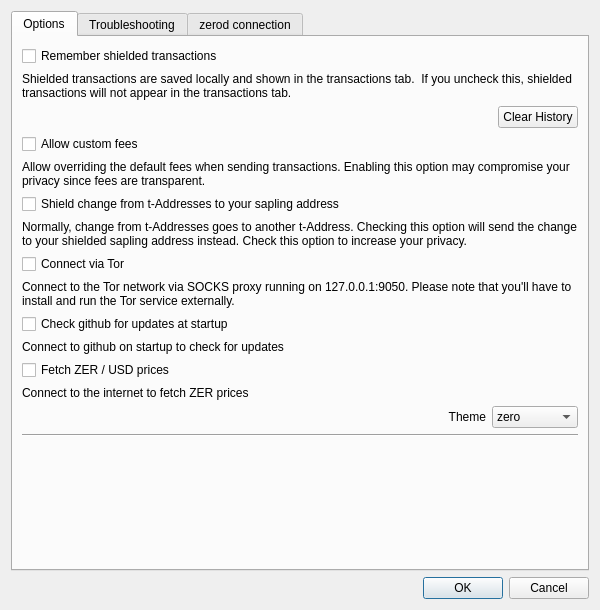
Before: the Qt Designer form src/settings.ui in zerocurrencycoin/zerowallet, drawn with Qt 5.
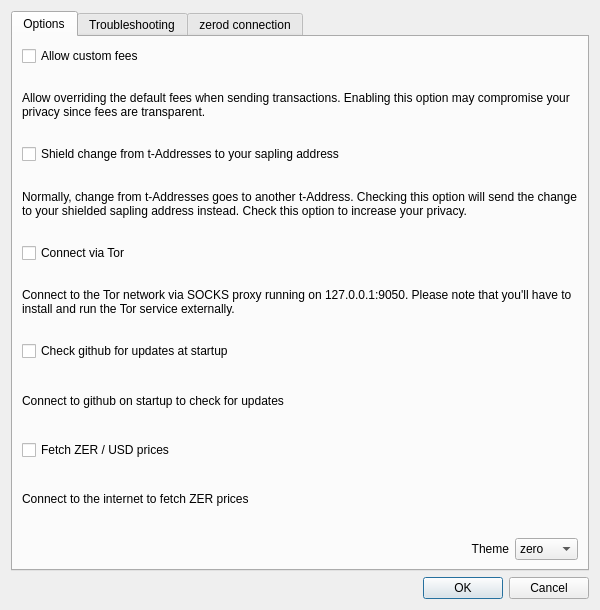
After: the same form once the commit is applied. Icons and pictures are not drawn.

What changed in the file:
```diff
--- a/src/settings.ui
+++ b/src/settings.ui
@@ -42,86 +42,31 @@
        <string>Options</string>
       </attribute>
       <layout class="QGridLayout" name="gridLayout">
-       <item row="4" column="0" colspan="3">
-        <widget class="QLabel" name="label_6">
-         <property name="text">
-          <string>Allow overriding the default fees when sending transactions. Enabling this option may compromise your privacy since fees are transparent. </string>
-         </property>
-         <property name="wordWrap">
-          <bool>true</bool>
-         </property>
-        </widget>
-       </item>
-       <item row="11" column="0" colspan="3">
-        <widget class="QCheckBox" name="chkFetchPrices">
-         <property name="text">
-          <string>Fetch ZER / USD prices</string>
-         </property>
-        </widget>
-       </item>
-       <item row="3" column="0">
+       <item row="0" column="0">
         <widget class="QCheckBox" name="chkCustomFees">
          <property name="text">
           <string>Allow custom fees</string>
          </property>
         </widget>
        </item>
-       <item row="16" column="0" colspan="3">
-        <widget class="Line" name="line_2">
-         <property name="orientation">
-          <enum>Qt::Horizontal</enum>
-         </property>
-        </widget>
-       </item>
-       <item row="9" column="0" colspan="3">
-        <widget class="QCheckBox" name="chkCheckUpdates">
+       <item row="1" column="0" colspan="2">
+        <widget class="QLabel" name="label_6">
          <property name="text">
-          <string>Check github for updates at startup</string>
+          <string>Allow overriding the default fees when sending transactions. Enabling this option may compromise your privacy since fees are transparent. </string>
+         </property>
+         <property name="wordWrap">
+          <bool>true</bool>
          </property>
         </widget>
        </item>
-       <item row="5" column="0" colspan="3">
+       <item row="2" column="0" colspan="2">
         <widget class="QCheckBox" name="chkAutoShield">
          <property name="text">
           <string>Shield change from t-Addresses to your sapling address</string>
          </property>
         </widget>
        </item>
-       <item row="17" column="0" colspan="3">
-        <spacer name="verticalSpacer_2">
-         <property name="orientation">
-          <enum>Qt::Vertical</enum>
-         </property>
-         <property name="sizeHint" stdset="0">
-          <size>
-           <width>20</width>
-           <height>40</height>
-          </size>
-         </property>
-        </spacer>
-       </item>
-       <item row="2" column="2">
-        <widget class="QPushButton" name="btnClearSaved">
-         <property name="text">
-          <string>Clear History</string>
-         </property>
-        </widget>
-       </item>
-       <item row="0" column="0" colspan="3">
-        <widget class="QCheckBox" name="chkSaveTxs">
-         <property name="text">
-          <string>Remember shielded transactions</string>
-         </property>
-        </widget>
-       </item>
-       <item row="7" column="0">
-        <widget class="QCheckBox" name="chkTor">
-         <property name="text">
-          <string>Connect via Tor</string>
-         </property>
-        </widget>
-       </item>
-       <item row="6" column="0" colspan="3">
+       <item row="3" column="0" colspan="2">
         <widget class="QLabel" name="label_7">
          <property name="text">
           <string>Normally, change from t-Addresses goes to another t-Address. Checking this option will send the change to your shielded sapling address instead. Check this option to increase your privacy.</string>
@@ -131,27 +76,52 @@
          </property>
         </widget>
        </item>
-       <item row="12" column="0" colspan="3">
+       <item row="4" column="0">
+        <widget class="QCheckBox" name="chkTor">
+         <property name="text">
+          <string>Connect via Tor</string>
+         </property>
+        </widget>
+       </item>
+       <item row="5" column="0" colspan="2">
+        <widget class="QLabel" name="lblTor">
+         <property name="text">
+          <string>Connect to the Tor network via SOCKS proxy running on 127.0.0.1:9050. Please note that you'll have to install and run the Tor service externally.</string>
+         </property>
+         <property name="wordWrap">
+          <bool>true</bool>
+         </property>
+        </widget>
+       </item>
+       <item row="6" column="0" colspan="2">
+        <widget class="QCheckBox" name="chkCheckUpdates">
+         <property name="text">
+          <string>Check github for updates at startup</string>
+         </property>
+        </widget>
+       </item>
+       <item row="7" column="0" colspan="2">
+        <widget class="QLabel" name="label_8">
+         <property name="text">
+          <string>Connect to github on startup to check for updates</string>
+         </property>
+        </widget>
+       </item>
+       <item row="8" column="0">
+        <widget class="QCheckBox" name="chkFetchPrices">
+         <property name="text">
+          <string>Fetch ZER / USD prices</string>
+         </property>
+        </widget>
+       </item>
+       <item row="9" column="0" colspan="2">
         <widget class="QLabel" name="label_10">
          <property name="text">
           <string>Connect to the internet to fetch ZER prices</string>
          </property>
         </widget>
        </item>
-       <item row="2" column="0">
-        <spacer name="horizontalSpacer">
-         <property name="orientation">
-          <enum>Qt::Horizontal</enum>
-         </property>
-         <property name="sizeHint" stdset="0">
-          <size>
-           <width>40</width>
-           <height>20</height>
-          </size>
-         </property>
-        </spacer>
-       </item>
-       <item row="13" column="0">
+       <item row="10" column="0">
         <widget class="QLabel" name="label_20">
          <property name="sizePolicy">
           <sizepolicy hsizetype="Preferred" vsizetype="Preferred">
@@ -167,37 +137,10 @@
          </property>
         </widget>
        </item>
-       <item row="1" column="0" colspan="3">
-        <widget class="QLabel" name="label_5">
-         <property name="text">
-          <string>Shielded transactions are saved locally and shown in the transactions tab.  If you uncheck this, shielded transactions will not appear in the transactions tab.</string>
-         </property>
-         <property name="wordWrap">
-          <bool>true</bool>
-         </property>
-        </widget>
-       </item>
-       <item row="8" column="0" colspan="3">
-        <widget class="QLabel" name="lblTor">
-         <property name="text">
-          <string>Connect to the Tor network via SOCKS proxy running on 127.0.0.1:9050. Please note that you'll have to install and run the Tor service externally.</string>
-         </property>
-         <property name="wordWrap">
-          <bool>true</bool>
-         </property>
-        </widget>
-       </item>
-       <item row="10" column="0" colspan="3">
-        <widget class="QLabel" name="label_8">
-         <property name="text">
-          <string>Connect to github on startup to check for updates</string>
-         </property>
-        </widget>
-       </item>
-       <item row="13" column="1" colspan="2">
+       <item row="10" column="1">
         <widget class="QComboBox" name="comboBoxTheme">
          <property name="sizePolicy">
-          <sizepolicy hsizetype="MinimumExpanding" vsizetype="Fixed">
+          <sizepolicy hsizetype="Fixed" vsizetype="Fixed">
            <horstretch>0</horstretch>
            <verstretch>0</verstretch>
           </sizepolicy>
```
